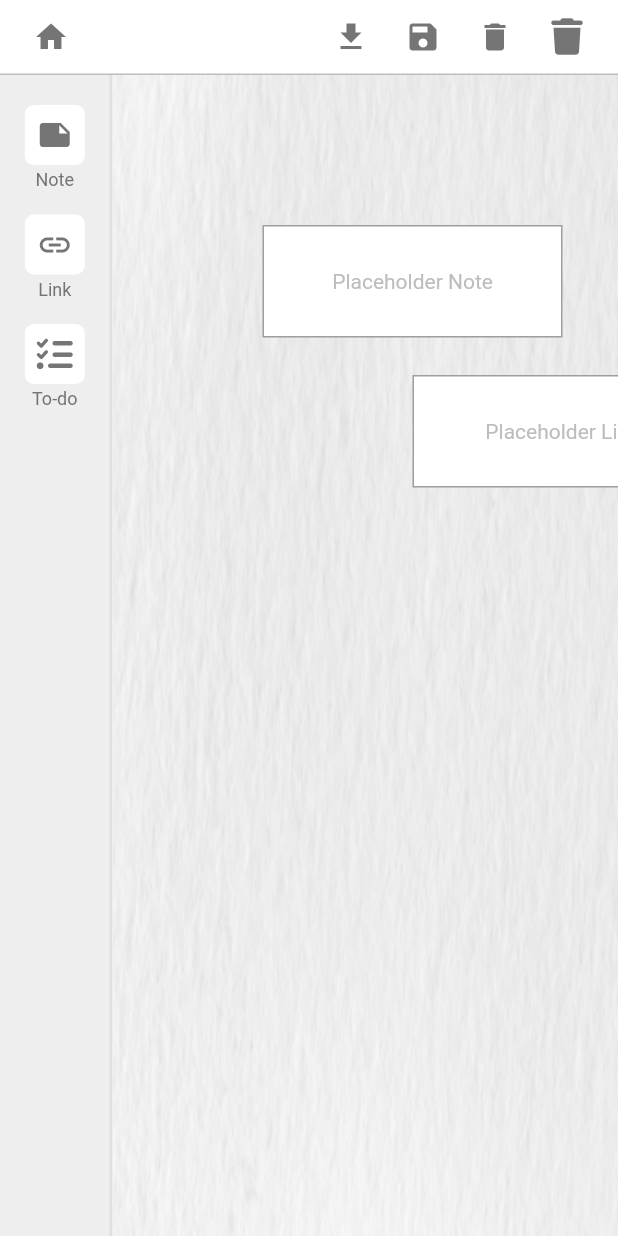
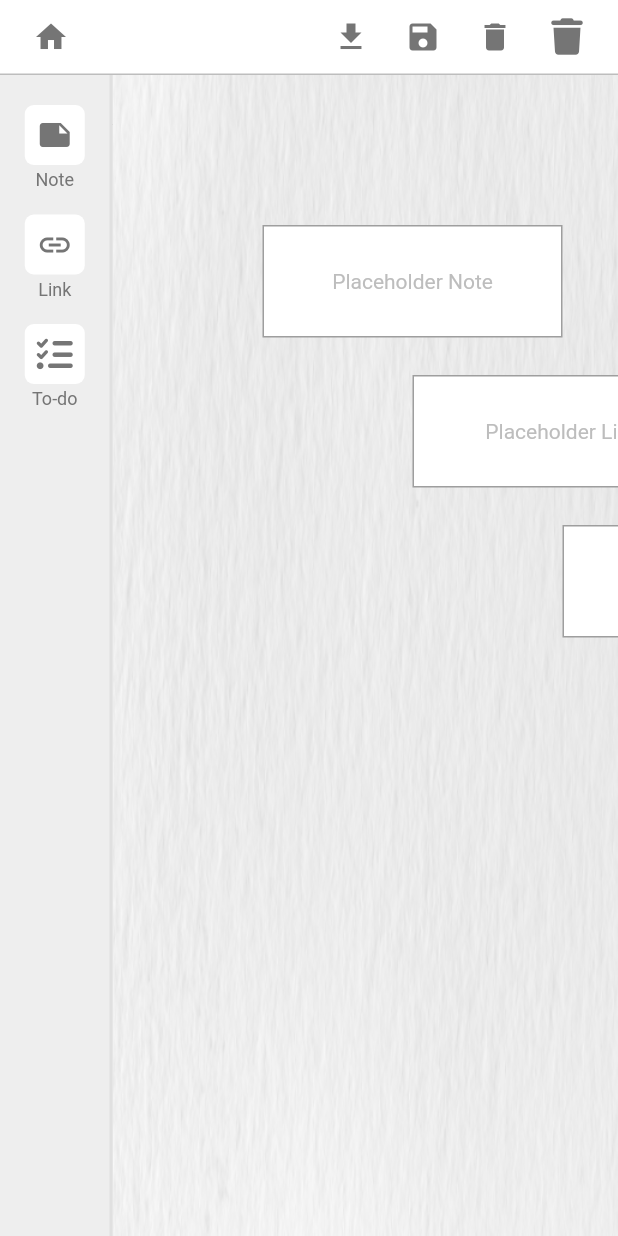
Before and after one commit to tmcmaster/wt_console_designer, a Flutter app: the screen it shows after launch, on a phone screen of 412 x 824 dp. Run offline on Flutter 3.47's test engine with Material 2 defaults, Android fonts, the phone set to English and light mode, and no system bars; our stand-ins replace flutter_colorpicker, flutter_riverpod, font_awesome_flutter; missing offline and left inert: wt_logging.

Commit message:
rebuilt the scroll pan widget

```diff
--- a/lib/designer/models/item.dart
+++ b/lib/designer/models/item.dart
@@ -6,7 +6,7 @@
 class Item {
   final String id;
   final ItemType type;
-  final Point point;
+  final Point<double> point;
   final Size size;
   final Color color;
   final bool selected;
@@ -29,7 +29,7 @@
   Item copyWith({
     String? id,
     ItemType? type,
-    Point? point,
+    Point<double>? point,
     Size? size,
     Color? color,
     bool? selected,
@@ -50,7 +50,7 @@
     );
   }
 
-  Rectangle get bounds => Rectangle(
+  Rectangle<double> get bounds => Rectangle(
         point.x,
         point.y,
         size.width,
--- a/lib/designer/screens/home_view.dart
+++ b/lib/designer/screens/home_view.dart
@@ -1,8 +1,7 @@
 import 'package:flutter/material.dart';
 import 'package:wt_console_designer/designer/widgets/component_palette.dart';
-import 'package:wt_console_designer/designer/widgets/designer_stack.dart';
 import 'package:wt_console_designer/designer/widgets/header_toolbar.dart';
-import 'package:wt_console_designer/scroll_pane/scroll_pane.dart';
+import 'package:wt_console_designer/scroll_pane_2/scroll_pane.dart';
 
 class HomeScreen extends StatelessWidget {
   @override
@@ -17,9 +16,10 @@
                 children: [
                   const ComponentPalette(),
                   Expanded(
-                    child: ScrollPane(
-                      child: DesignerStack(),
-                    ),
+                    child: ScrollPane(),
+                    // child: ScrollPane(
+                    //   child: DesignerStack(),
+                    // ),
                   ),
                 ],
               ),
--- a/lib/designer/widgets/drag_select.dart
+++ b/lib/designer/widgets/drag_select.dart
@@ -9,8 +9,8 @@
 
 class DragSelect extends ConsumerStatefulWidget {
   final void Function() onPan;
-  final void Function(Point) onSelect;
-  final void Function(Point) onDrag;
+  final void Function(Point<double>) onSelect;
+  final void Function(Point<double>) onDrag;
   final void Function() onComplete;
   final BoxConstraints constraints;
 
--- /dev/null
+++ b/lib/designer/widgets/draggable_item_widget_2.dart
@@ -0,0 +1,133 @@
+import 'package:flutter/material.dart';
+import 'package:flutter_riverpod/flutter_riverpod.dart';
+import 'package:wt_console_designer/designer/providers/item_list.dart';
+import 'package:wt_console_designer/designer/providers/move_resize_provider.dart';
+import 'package:wt_logging/wt_logging.dart';
+
+class DraggableItemWidget2 extends ConsumerStatefulWidget {
+  static const debug = false;
+
+  final String id;
+
+  const DraggableItemWidget2({
+    super.key,
+    required this.id,
+  });
+
+  @override
+  ConsumerState<DraggableItemWidget2> createState() => _DraggableItemWidget2State();
+}
+
+class _DraggableItemWidget2State extends ConsumerState<DraggableItemWidget2> {
+  static final log = logger(DraggableItemWidget2, level: Level.warning);
+
+  Offset? point;
+  bool dragging = false;
+  bool resizing = false;
+
+  @override
+  Widget build(BuildContext context) {
+    log.v('DraggableItemWidget(${widget.id}).build');
+
+    final item = ref.watch(itemProvider(widget.id));
+    final moveResizeNotifier = ref.read(moveResizeProvider.notifier);
+    final itemListNotifier = ref.read(itemListProvider.notifier);
+
+    return item == null
+        ? Container()
+        : Positioned(
+            left: item.point.x.toDouble(),
+            top: item.point.y.toDouble(),
+            child: GestureDetector(
+              onTapDown: (details) {
+                if (_calculateMode(item.size, details.localPosition) == InteractionMode.moving) {
+                  dragging = true;
+                } else {
+                  resizing = true;
+                }
+              },
+              onPanEnd: (details) {
+                dragging = false;
+                resizing = false;
+              },
+              onPanStart: (details) {
+                point = details.localPosition;
+
+                // print('===>> onPanStart : Point(${point?.dx}, ${point?.dy})');
+              },
+              onPanUpdate: (details) {
+                if (dragging) {
+                  // print(
+                  //     'Widget Moving : $dragging : ${details.globalPosition} : Point(${point?.dx}, ${point?.dy})');
+
+                  if (item.selected) {
+                    itemListNotifier.moveSelected(item.id, details.delta);
+                  }
+
+                  itemListNotifier.moveItem(item.id, details.delta);
+                } else if (resizing) {
+                  itemListNotifier.resizeItem(item.id, details.delta);
+                }
+              },
+              onDoubleTap: () {
+                // print('Bring to front ${item.id}');
+                itemListNotifier.bringToFront(item);
+              },
+              // onTapDown: (details) {
+              //   // print('Selected Item: ${item.id}');
+              //   moveResizeNotifier.select(item, details);
+              //   // if (item.selected) {
+              //   //   itemListNotifier.updateItem(item.copyWith(selected: false));
+              //   // }
+              // },
+              onLongPress: () {
+                itemListNotifier.updateItem(item.copyWith(selected: !item.selected));
+              },
+              child: Container(
+                decoration: BoxDecoration(
+                  border: item.selected
+                      ? Border.all(color: Colors.black, width: 2)
+                      : Border.all(color: Colors.grey, width: 1),
+                  color: item.color,
+                  boxShadow: [
+                    if (item.highlighted)
+                      BoxShadow(
+                        color: Colors.grey.withOpacity(0.4),
+                        spreadRadius: 10,
+                        blurRadius: 15,
+                        // offset: const Offset(10, 10), // changes position of shadow
+                      ),
+                  ],
+                ),
+                width: item.size.width,
+                height: item.size.height,
+                child: DraggableItemWidget2.debug && item.size.width > 100 && item.size.height > 40
+                    ? Column(
+                        mainAxisSize: MainAxisSize.min,
+                        children: [
+                          Text('Pos(${item.point.x.toInt()},${item.point.y.toInt()})'),
+                          Text('Size(${item.size.width.toInt()}, ${item.size.height.toInt()})'),
+                        ],
+                      )
+                    : Container(
+                        child: Center(
+                        child: Text(
+                          'Placeholder ${capitalize(item.type.name)}',
+                          style: TextStyle(
+                            color: Colors.grey.shade400,
+                          ),
+                        ),
+                      )),
+              ),
+            ),
+          );
+  }
+
+  InteractionMode _calculateMode(Size size, Offset offset) {
+    return ((size.width - offset.dx) < 20) && ((size.height - offset.dy) < 20)
+        ? InteractionMode.resizing
+        : InteractionMode.moving;
+  }
+
+  String capitalize(String s) => s[0].toUpperCase() + s.substring(1);
+}
--- /dev/null
+++ b/lib/scroll_pane_2/scroll_pane.dart
@@ -0,0 +1,104 @@
+import 'dart:math';
+
+import 'package:flutter/material.dart';
+import 'package:flutter_riverpod/flutter_riverpod.dart';
+import 'package:wt_console_designer/designer/providers/item_list.dart';
+import 'package:wt_console_designer/designer/providers/selection_provider.dart';
+import 'package:wt_console_designer/designer/widgets/designer_stack.dart';
+import 'package:wt_console_designer/designer/widgets/draggable_item_widget_2.dart';
+import 'package:wt_logging/wt_logging.dart';
+
+part 'scroll_pane_canvas.dart';
+part 'scroll_pane_gesture_detector.dart';
+part 'scroll_pane_notifier.dart';
+part 'scroll_pane_select_box.dart';
+part 'scroll_pane_selection_box.dart';
+part 'scroll_pane_state.dart';
+
+class ScrollPane extends ConsumerStatefulWidget {
+  ScrollPane({super.key});
+
+  @override
+  ConsumerState<ScrollPane> createState() => _ScrollPaneState();
+}
+
+class _ScrollPaneState extends ConsumerState<ScrollPane> {
+  static final log = logger(ScrollPane, level: Level.debug);
+
+  final _key = GlobalKey();
+
+  @override
+  void initState() {
+    super.initState();
+  }
+
+  @override
+  Widget build(BuildContext context) {
+    log.d('=== Building Widget.');
+
+    final notifier = ref.read(scrollPaneStateProvider.notifier);
+    final selection = ref.read(selectionProvider.notifier);
+
+    final itemsNotifier = ref.read(itemListProvider.notifier);
+    final items = ref.read(itemListProvider);
+
+    ref.watch(itemCountProvider);
+
+    return Container(
+      width: double.infinity,
+      height: double.infinity,
+      color: Colors.grey.shade300,
+      padding: const EdgeInsets.all(0),
+      child: LayoutBuilder(builder: (context, constraints) {
+        Future.delayed(const Duration(milliseconds: 10), () {
+          notifier.windowResize(constraints.minWidth, constraints.minHeight);
+        });
+        return Stack(
+          key: _key,
+          children: [
+            ScrollPaneCanvas(
+              children: [
+                IgnorePointer(
+                  child: Container(
+                    width: double.infinity,
+                    height: double.infinity,
+                    decoration: const BoxDecoration(
+                      image: DecorationImage(
+                        fit: BoxFit.fill,
+                        image: AssetImage('assets/paper-texture.png'),
+                        // repeat: ImageRepeat.repeat,
+                      ),
+                    ),
+                  ),
+                ),
+                DragAndPanDetector(
+                  onDeselect: () {
+                    itemsNotifier.clearSelection();
+                  },
+                  onSelecting: (region) {
+                    log.d('Selecting: $region');
+                    selection.setRegion(region);
+                  },
+                  onSelected: (region) {
+                    log.d('Selected: $region');
+                    selection.end();
+                    selection.clear();
+                  },
+                  onPanning: (offset) {
+                    log.v('Panning: $offset');
+                    notifier.movePoint(offset);
+                  },
+                ),
+                ...items.map((item) {
+                  log.d('Building item ${item.id}');
+                  return DraggableItemWidget2(id: item.id);
+                }).toList(),
+              ],
+            ),
+            const ScrollPaneSelectionBox(),
+          ],
+        );
+      }),
+    );
+  }
+}
--- /dev/null
+++ b/lib/scroll_pane_2/scroll_pane_canvas.dart
@@ -0,0 +1,40 @@
+part of 'scroll_pane.dart';
+
+class ScrollPaneCanvas extends ConsumerWidget {
+  static final log = logger(ScrollPaneCanvas, level: Level.debug);
+
+  final List<Widget> children;
+
+  const ScrollPaneCanvas({
+    super.key,
+    required this.children,
+  });
+
+  @override
+  Widget build(BuildContext context, WidgetRef ref) {
+    log.d("Building Widget");
+
+    final state = ref.watch(scrollPaneStateProvider);
+
+    return Positioned(
+      left: state.offset.dx,
+      top: state.offset.dy,
+      child: Container(
+        width: state.size.width,
+        height: state.size.height,
+        color: Colors.blueAccent,
+        padding: const EdgeInsets.all(0),
+        child: SizedBox(
+          width: double.infinity,
+          height: double.infinity,
+          child: Stack(
+            key: stackKey,
+            children: [
+              ...children,
+            ],
+          ),
+        ),
+      ),
+    );
+  }
+}
--- /dev/null
+++ b/lib/scroll_pane_2/scroll_pane_gesture_detector.dart
@@ -0,0 +1,66 @@
+part of 'scroll_pane.dart';
+
+class DragAndPanDetector extends StatelessWidget {
+  static final log = logger(DragAndPanDetector, level: Level.debug);
+
+  final void Function(Rectangle<double>)? onSelecting;
+  final void Function(Rectangle<double>)? onSelected;
+  final void Function(Offset)? onPanning;
+  final void Function()? onDeselect;
+
+  DragAndPanDetector({
+    super.key,
+    this.onSelecting,
+    this.onSelected,
+    this.onPanning,
+    this.onDeselect,
+  });
+
+  bool pan = true;
+  Offset? start;
+  Offset? end;
+
+  @override
+  Widget build(BuildContext context) {
+    log.d('Building Widget');
+    return GestureDetector(
+      onTap: () {
+        onDeselect?.call();
+      },
+      onTapDown: (details) {
+        log.v('Tap Down : ');
+        pan = false;
+        start = details.localPosition;
+      },
+      // onTapUp: (details) {
+      //   // print('Tap Up : ');
+      //   pan = true;
+      // },
+      onPanEnd: (details) {
+        if (!pan) {
+          onSelected?.call(_createRegion(start!, end!));
+        }
+        log.v("Pan End : ");
+        pan = true;
+      },
+      onPanUpdate: (details) {
+        if (pan) {
+          log.v("Pan Update : ");
+          onPanning?.call(details.delta);
+        } else {
+          log.v("Drag Update : ");
+          end = details.localPosition;
+          onSelecting?.call(_createRegion(start!, end!));
+        }
+      },
+    );
+  }
+
+  Rectangle<double> _createRegion(Offset start, Offset end) {
+    final left = start.dx < end.dx ? start.dx : end.dx;
+    final right = start.dx < end.dx ? end.dx : start.dx;
+    final top = start.dy < end.dy ? start.dy : end.dy;
+    final bottom = start.dy < end.dy ? end.dy : start.dy;
+    return Rectangle(left, top, right - left, bottom - top);
+  }
+}
--- /dev/null
+++ b/lib/scroll_pane_2/scroll_pane_selection_box.dart
@@ -0,0 +1,39 @@
+part of 'scroll_pane.dart';
+
+class ScrollPaneSelectionBox extends ConsumerWidget {
+  static const debug = false;
+
+  const ScrollPaneSelectionBox({super.key});
+
+  @override
+  Widget build(BuildContext context, WidgetRef ref) {
+    final region = ref.watch(selectionProvider);
+    final canvasState = ref.watch(scrollPaneStateProvider);
+    return region == null
+        ? Container()
+        : Positioned(
+            left: region.left + canvasState.offset.dx,
+            top: region.top + canvasState.offset.dy,
+            child: Container(
+              width: region.width.toDouble(),
+              height: region.height.toDouble(),
+              decoration: BoxDecoration(
+                color: Colors.grey.shade400.withOpacity(0.3),
+                border: Border.all(
+                  width: 2,
+                  color: Colors.grey,
+                ),
+              ),
+              child: debug && region.width > 100 && region.height > 40
+                  ? Column(
+                      mainAxisSize: MainAxisSize.min,
+                      children: [
+                        Text('Pos(${region.left.toInt()},${region.top.toInt()})'),
+                        Text('Size(${region.width.toInt()}, ${region.height.toInt()})'),
+                      ],
+                    )
+                  : Container(),
+            ),
+          );
+  }
+}
```
Also changed, not shown: lib/designer/providers/item_list.dart (+36 -2 lines), lib/designer/providers/item_list_json.dart (+8 -0 lines), lib/designer/providers/selection_provider.dart (+10 -6 lines), lib/main.dart (+24 -0 lines), lib/scroll_pane_2/scroll_pane_notifier.dart (added, +47 -0 lines), lib/scroll_pane_2/scroll_pane_select_box.dart (added, +20 -0 lines), lib/scroll_pane_2/scroll_pane_state.dart (added, +30 -0 lines), 1 other file.
